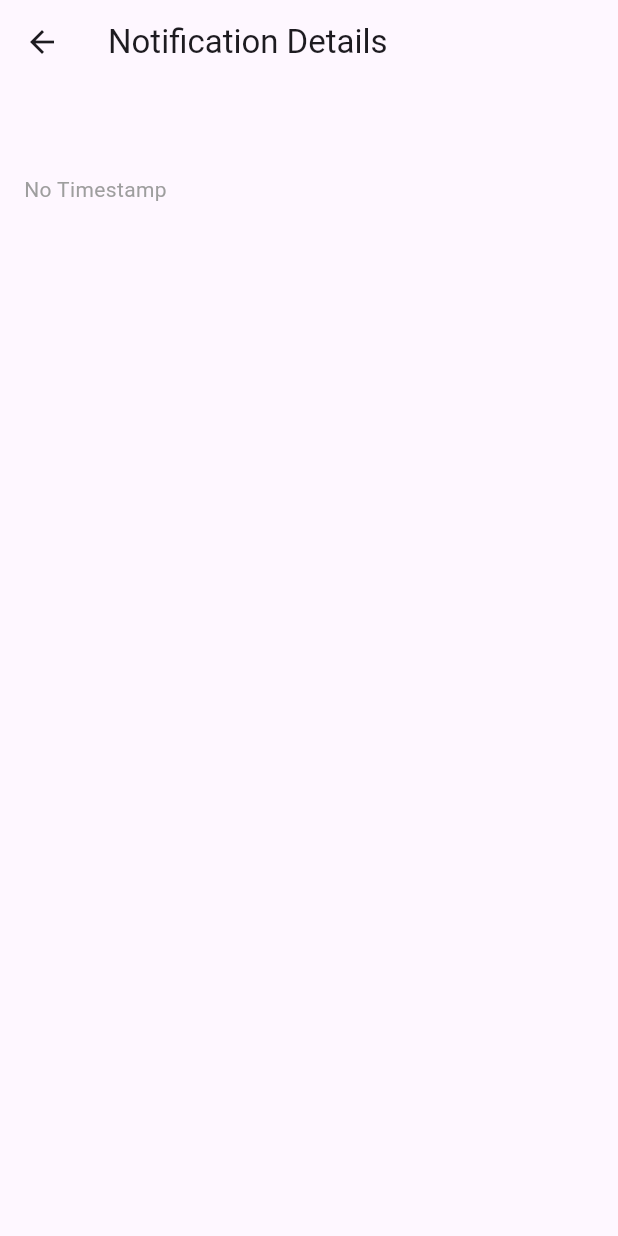
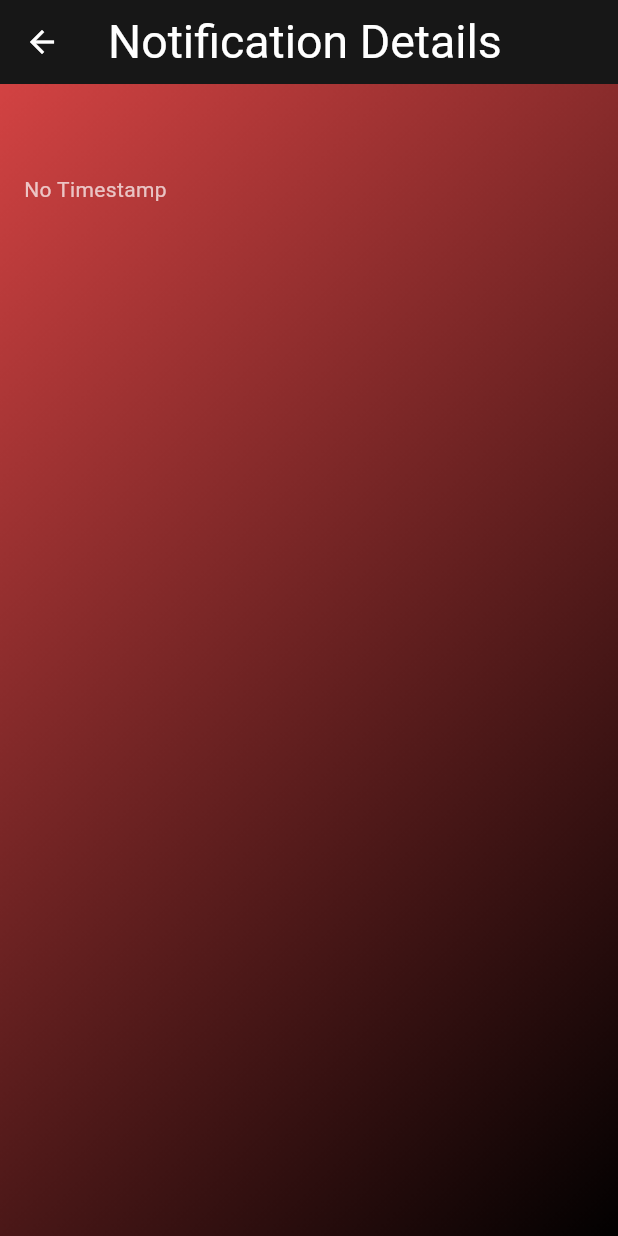
Before and after one commit to Yggdrasil1032/loc, a Flutter app: the NotificationDetailPage screen opened directly with empty values, on a phone screen of 412 x 824 dp. Run offline on Flutter 3.47's test engine with Material 3 defaults, Android fonts, the phone set to English and light mode, and no system bars; our stand-ins replace cloud_firestore, firebase_auth, firebase_core, firebase_messaging; missing offline and left inert: excel; accounts and stored records are empty; network calls fail.

Commit message:
video-oncesi

```diff
--- a/lib/notification_page.dart
+++ b/lib/notification_page.dart
@@ -1,3 +1,4 @@
+import 'package:flutter/cupertino.dart';
 import 'package:flutter/material.dart';
 import 'package:cloud_firestore/cloud_firestore.dart';
 
@@ -57,10 +58,16 @@ class _NotificationPageState extends State<NotificationPage> {
           Column(
             children: [
               AppBar(
-                title: Text('Announcements', style: TextStyle(color: Colors.teal,fontSize: 31)),
+                title: Text(
+                  'Announcements',
+                  style: TextStyle(color: Colors.teal, fontSize: 31),
+                ),
                 centerTitle: true,
-                backgroundColor: Colors.white10,
+                backgroundColor: CupertinoColors.transparent,
                 elevation: 0,
+                iconTheme: IconThemeData(
+                  color: Colors.white, // Geri dönüş simgesinin rengi
+                ),
               ),
               if (widget.role == 'admin') ...[
                 Padding(
@@ -162,9 +169,9 @@ class _NotificationPageState extends State<NotificationPage> {
                           ),
                           color: Colors.white.withOpacity(0.9),
                           child: ListTile(
-                            title: Text(data['title'] ?? 'No Title', style: TextStyle(fontWeight: FontWeight.bold)),
-                            subtitle: Text(data['content'] ?? 'Nothing here', maxLines: 2, overflow: TextOverflow.ellipsis),
-                            trailing: Icon(Icons.chevron_right),
+                            title: Text(data['title'] ?? 'No Title', style: TextStyle(fontWeight: FontWeight.bold,fontSize: 20)),
+                            subtitle: Text(data['content'] ?? 'Nothing here', maxLines: 2, overflow: TextOverflow.ellipsis,style: TextStyle(fontSize: 16),),
+                              trailing: Icon(Icons.chevron_right, color: Colors.black87),
                             onTap: () {
                               Navigator.push(
                                 context,
@@ -223,7 +230,8 @@ class NotificationDetailPage extends StatelessWidget {
   Widget build(BuildContext context) {
     return Scaffold(
       appBar: AppBar(
-        title: Text('Notification Details'),
+        backgroundColor: CupertinoColors.darkBackgroundGray,
+        title: Text('Notification Details',style: TextStyle(fontSize: 31,color: Colors.white),),
         actions: role == 'admin'
             ? [
           IconButton(
@@ -254,31 +262,47 @@ class NotificationDetailPage extends StatelessWidget {
           ),
         ]
             : null,
+
+        iconTheme: IconThemeData(
+          color: Colors.white, // Geri dönüş simgesinin rengi
         ),
-      body: SingleChildScrollView(
+      ),
+      body: Container(
+        decoration: BoxDecoration(
+          image: DecorationImage(
+            image: AssetImage('assets/notification_background.png'),
+            fit: BoxFit.cover, // Arka planı tamamen kaplar
+          ),
+        ),
+        width: double.infinity, // Tüm ekran genişliği
+        height: double.infinity, // Tüm ekran yüksekliği
+        child: SingleChildScrollView(
           padding: const EdgeInsets.all(16.0),
           child: Column(
             crossAxisAlignment: CrossAxisAlignment.start,
             children: [
               Text(
                 title,
-              style: TextStyle(fontSize: 24, fontWeight: FontWeight.bold),
+                style: TextStyle(fontSize: 24, fontWeight: FontWeight.bold,color: CupertinoColors.systemYellow),
               ),
               SizedBox(height: 10),
               Text(
                 timestamp != null
                     ? DateTime.parse(timestamp!.toDate().toString()).toString()
                     : 'No Timestamp',
-              style: TextStyle(fontSize: 14, color: Colors.grey),
+                style: TextStyle(fontSize: 14, color: Colors.white70),
               ),
               SizedBox(height: 20),
               Text(
                 content,
-              style: TextStyle(fontSize: 18),
+                style: TextStyle(fontSize: 18,color: Colors.white),
               ),
             ],
           ),
         ),
+      ),
+
+
     );
   }
 }
```
Also changed, not shown: lib/daily_menu.dart (+8 -5 lines), lib/main.dart (+1 -7 lines), assets/notification_background.png (added), 1 other file. Lines whose indentation alone changed are shown as unchanged.
